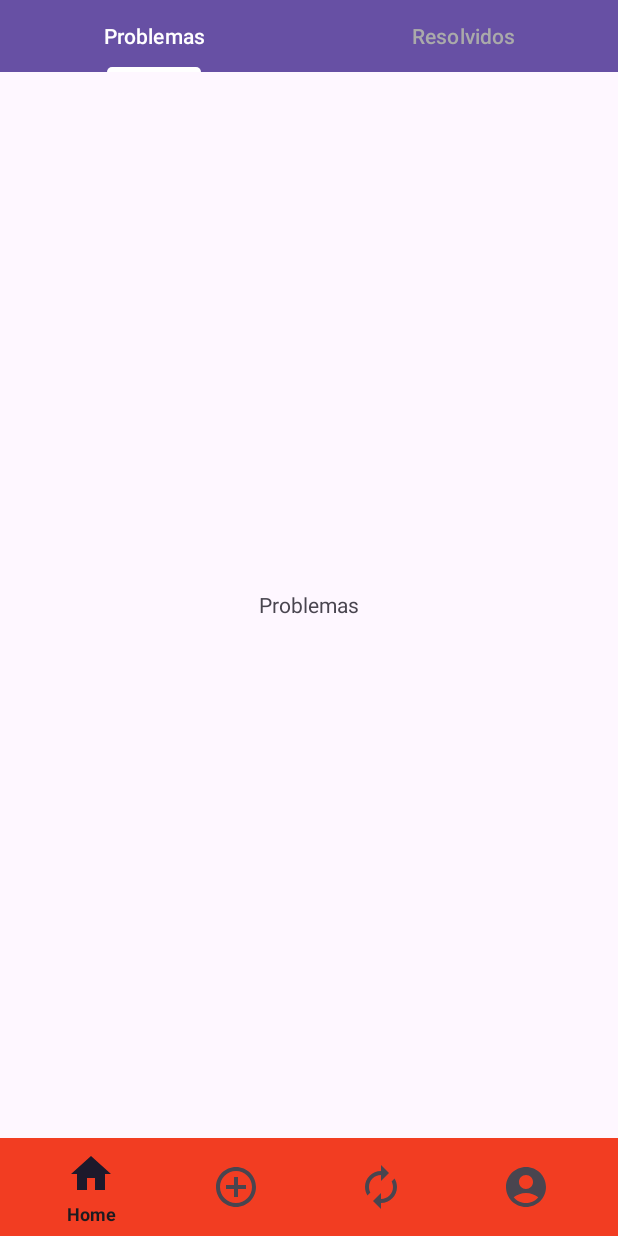
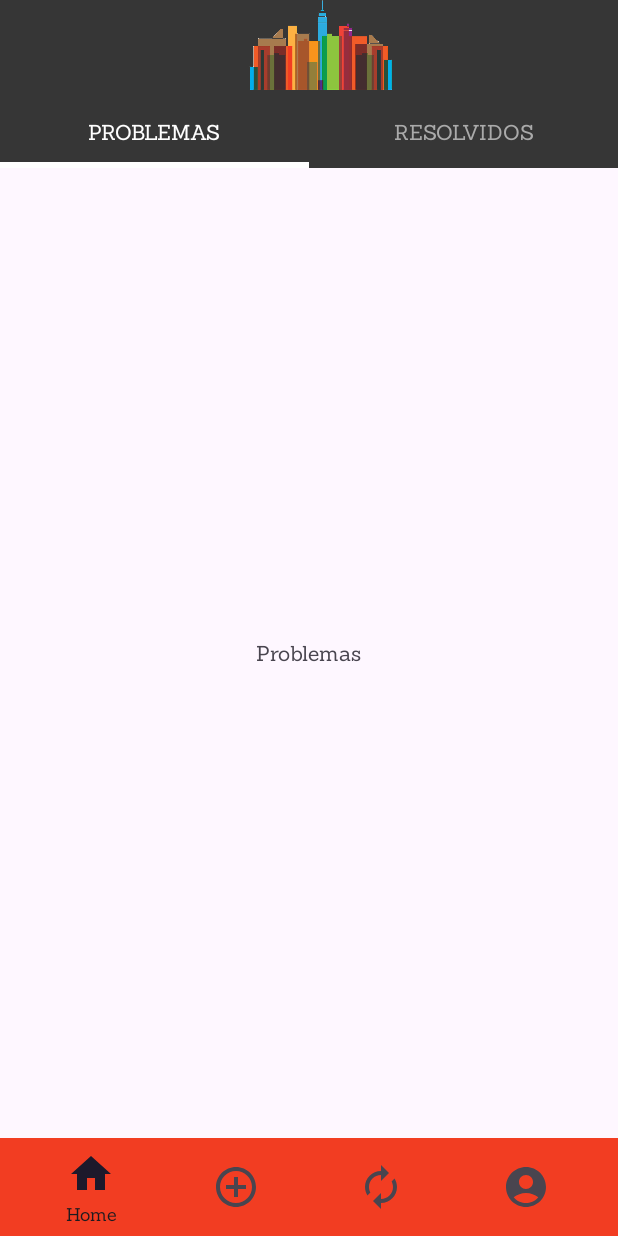
Before and after one commit to joaoguilherme000/API-REST, an Android app: the screen it shows after launch (MainActivity), on a phone screen of 412 x 824 dp. Run offline under Robolectric (Android 15) with nearby library versions, the phone set to English and light mode, and no system bars; our stand-ins replace navigation-ui.

Commit message:
mudança da font / toolbar criado / tab estilizado

```diff
--- a/MyCity/app/src/main/java/com/atividade/mycity/HomeFragment.java
+++ b/MyCity/app/src/main/java/com/atividade/mycity/HomeFragment.java
@@ -1,10 +1,16 @@
 package com.atividade.mycity;
 
+import android.content.Context;
 import android.os.Bundle;
 
 
 import androidx.annotation.NonNull;
 import androidx.annotation.Nullable;
+
+import android.text.Spannable;
+import android.text.SpannableString;
+import android.text.style.AbsoluteSizeSpan;
+import android.util.TypedValue;
 import android.view.LayoutInflater;
 import android.view.View;
 import android.view.ViewGroup;
@@ -39,6 +45,10 @@ public class HomeFragment extends Fragment {
                         tab.setText("Resolvidos");
                         break;
                 }
+                // Define o tamanho do texto do tab
+                SpannableString spannableString = new SpannableString(tab.getText());
+                spannableString.setSpan(new AbsoluteSizeSpan(14, true), 0, spannableString.length(), Spannable.SPAN_EXCLUSIVE_EXCLUSIVE);
+                tab.setText(spannableString);
             }
         }).attach();
 
--- a/MyCity/app/src/main/java/com/atividade/mycity/MainActivity.java
+++ b/MyCity/app/src/main/java/com/atividade/mycity/MainActivity.java
@@ -4,6 +4,8 @@ import android.os.Bundle;
 
 import androidx.activity.EdgeToEdge;
 import androidx.appcompat.app.AppCompatActivity;
+import androidx.appcompat.widget.Toolbar;
+import androidx.core.content.ContextCompat;
 import androidx.core.graphics.Insets;
 import androidx.core.view.ViewCompat;
 import androidx.core.view.WindowInsetsCompat;
@@ -26,6 +28,11 @@ public class MainActivity extends AppCompatActivity {
             return insets;
         });
 
+        // Configurar Toolbar
+        Toolbar toolbar = findViewById(R.id.toolbar);
+        setSupportActionBar(toolbar);
+        toolbar.setBackgroundColor(ContextCompat.getColor(this, R.color.primaryColor));
+
         BottomNavigationView bottomNavigationView = findViewById(R.id.bottom_navigation);
         NavController navController = Navigation.findNavController(this, R.id.nav_host_fragment);
         NavigationUI.setupWithNavController(bottomNavigationView, navController);
--- /dev/null
+++ b/MyCity/app/src/main/res/drawable/tab_indicator.xml
@@ -0,0 +1,9 @@
+<?xml version="1.0" encoding="utf-8"?>
+<layer-list xmlns:android="http://schemas.android.com/apk/res/android">
+    <item>
+        <shape android:shape="rectangle">
+            <solid android:color="@color/black"/>
+            <size android:height="4dp"/>
+        </shape>
+    </item>
+</layer-list>
--- a/MyCity/app/src/main/res/layout/activity_main.xml
+++ b/MyCity/app/src/main/res/layout/activity_main.xml
@@ -7,6 +7,26 @@
     android:layout_height="match_parent"
     tools:context=".MainActivity">
 
+    <!-- Toolbar -->
+    <androidx.appcompat.widget.Toolbar
+        android:id="@+id/toolbar"
+        android:layout_width="match_parent"
+        android:layout_height="?attr/actionBarSize"
+        android:background="#363636"
+        app:layout_constraintTop_toTopOf="parent"
+        app:layout_constraintStart_toStartOf="parent"
+        app:layout_constraintEnd_toEndOf="parent">
+
+        <!-- Logo no centro -->
+        <ImageView
+            android:id="@+id/logo"
+            android:layout_width="wrap_content"
+            android:layout_height="wrap_content"
+            android:src="@drawable/splash_icon"
+            android:layout_gravity="center" />
+
+    </androidx.appcompat.widget.Toolbar>
+
     <fragment
         android:id="@+id/nav_host_fragment"
         android:name="androidx.navigation.fragment.NavHostFragment"
@@ -14,7 +34,7 @@
         android:layout_height="0dp"
         app:defaultNavHost="true"
         app:navGraph="@navigation/nav_graph"
-        app:layout_constraintTop_toTopOf="parent"
+        app:layout_constraintTop_toBottomOf="@id/toolbar"
         app:layout_constraintBottom_toTopOf="@id/bottom_navigation"
         app:layout_constraintStart_toStartOf="parent"
         app:layout_constraintEnd_toEndOf="parent" />
--- a/MyCity/app/src/main/res/layout/fragment_adicionar.xml
+++ b/MyCity/app/src/main/res/layout/fragment_adicionar.xml
@@ -5,6 +5,6 @@
     <TextView
         android:layout_width="wrap_content"
         android:layout_height="wrap_content"
-        android:text="adicionar"
+        android:text="Adicionar"
         android:layout_gravity="center" />
 </FrameLayout>
--- a/MyCity/app/src/main/res/layout/fragment_atualizacao.xml
+++ b/MyCity/app/src/main/res/layout/fragment_atualizacao.xml
@@ -5,6 +5,6 @@
     <TextView
         android:layout_width="wrap_content"
         android:layout_height="wrap_content"
-        android:text="atualizacao"
+        android:text="Atualizacao"
         android:layout_gravity="center" />
 </FrameLayout>
--- a/MyCity/app/src/main/res/layout/fragment_home.xml
+++ b/MyCity/app/src/main/res/layout/fragment_home.xml
@@ -9,10 +9,10 @@
         android:id="@+id/tabLayout"
         android:layout_width="match_parent"
         android:layout_height="wrap_content"
-        android:background="?attr/colorPrimary"
-        app:tabIndicatorColor="@android:color/white"
-        app:tabSelectedTextColor="@android:color/white"
-        app:tabTextColor="@android:color/darker_gray"/>
+        android:background="#363636"
+        app:tabIndicator="@drawable/tab_indicator"
+        app:tabIndicatorHeight="4dp"
+        style="@style/CustomTabLayout"/>
 
     <androidx.viewpager2.widget.ViewPager2
         android:id="@+id/viewPager"
--- a/MyCity/app/src/main/res/layout/fragment_perfil.xml
+++ b/MyCity/app/src/main/res/layout/fragment_perfil.xml
@@ -5,6 +5,6 @@
     <TextView
         android:layout_width="wrap_content"
         android:layout_height="wrap_content"
-        android:text="perfil"
+        android:text="Perfil"
         android:layout_gravity="center" />
 </FrameLayout>
--- a/MyCity/app/src/main/res/values-v23/themes.xml
+++ b/MyCity/app/src/main/res/values-v23/themes.xml
@@ -5,5 +5,6 @@
         <item name="android:navigationBarColor">@android:color/transparent</item>
         <item name="android:statusBarColor">@android:color/transparent</item>
         <item name="android:windowLightStatusBar">?attr/isLightTheme</item>
+        <item name="android:fontFamily">@font/sanchez</item>
     </style>
 </resources>
--- a/MyCity/app/src/main/res/values-v31/themes.xml
+++ b/MyCity/app/src/main/res/values-v31/themes.xml
@@ -3,5 +3,6 @@
     <style name="Base.Theme.MyCity" parent="Theme.Material3.DayNight.NoActionBar">
         <item name="android:windowSplashScreenBackground">@color/primaryColor</item>
         <item name="android:windowSplashScreenAnimatedIcon">@drawable/splash_icon</item>
+        <item name="android:fontFamily">@font/sanchez</item>
     </style>
 </resources>
--- a/MyCity/app/src/main/res/values/styles.xml
+++ b/MyCity/app/src/main/res/values/styles.xml
@@ -1,7 +1,8 @@
 <?xml version="1.0" encoding="utf-8"?>
 <resources>
-    <style name="AppTheme" parent="Theme.MaterialComponents.DayNight.DarkActionBar">
+    <style name="AppTheme" parent="Theme.AppCompat.Light.DarkActionBar">
         <item name="bottomNavigationStyle">@style/Widget.BottomNavigationView.Custom</item>
+        <item name="android:fontFamily">@font/sanchez</item>
     </style>
 
     <style name="Widget.BottomNavigationView.Custom" parent="Widget.Design.BottomNavigationView">
@@ -13,4 +14,16 @@
     <style name="BottomNavigationView.TextAppearance" parent="TextAppearance.AppCompat.Caption">
         <item name="android:textSize">12sp</item>
     </style>
+
+    <!-- TabLayout Custom Style -->
+    <style name="CustomTabLayout" parent="Widget.Design.TabLayout">
+        <item name="tabIndicatorColor">@color/white</item>
+        <item name="tabIndicatorHeight">4dp</item>
+        <item name="tabSelectedTextColor">@color/white</item>
+        <item name="tabTextColor">@android:color/darker_gray</item>
+    </style>
+
+    <style name="TabTextStyle" parent="TextAppearance.Design.Tab">
+        <item name="android:textSize">12sp</item>
+    </style>
 </resources>
--- a/MyCity/app/src/main/res/values/themes.xml
+++ b/MyCity/app/src/main/res/values/themes.xml
@@ -3,6 +3,7 @@
     <style name="Base.Theme.MyCity" parent="Theme.Material3.DayNight.NoActionBar">
         <item name="android:windowSplashScreenBackground">@color/primaryColor</item>
         <item name="android:windowSplashScreenAnimatedIcon">@drawable/splash_icon</item>
+        <item name="android:fontFamily">@font/sanchez</item>
     </style>
 
     <style name="Theme.MyCity" parent="Base.Theme.MyCity" />
```
Also changed, not shown: MyCity/app/src/main/res/font/sanchez.ttf (added).
